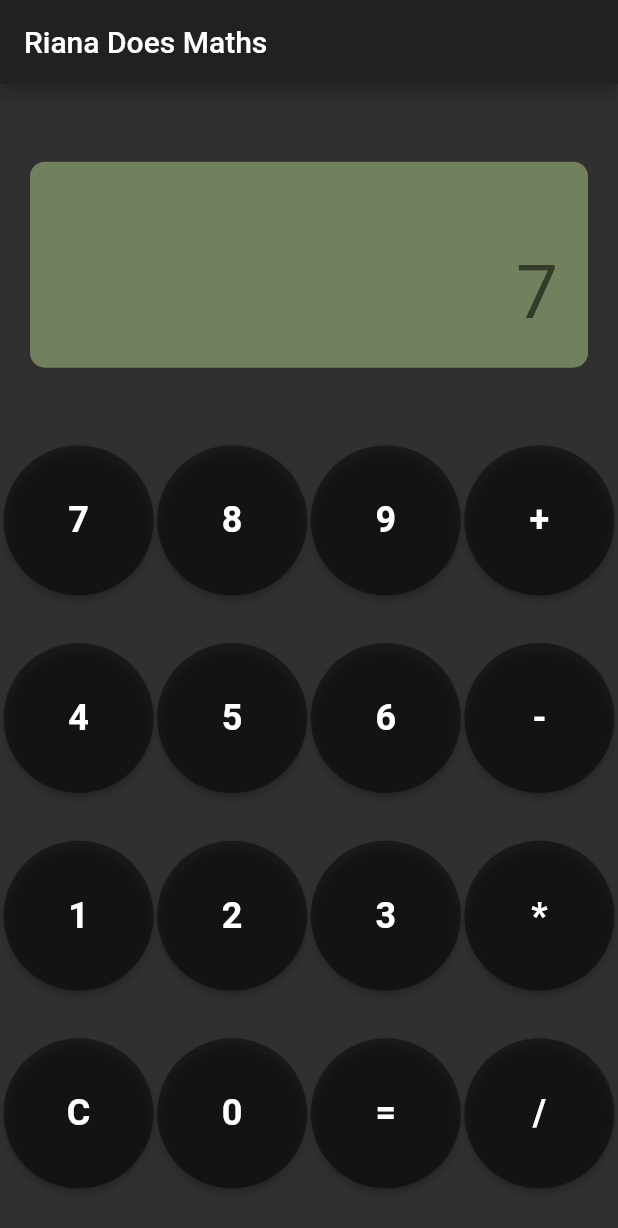
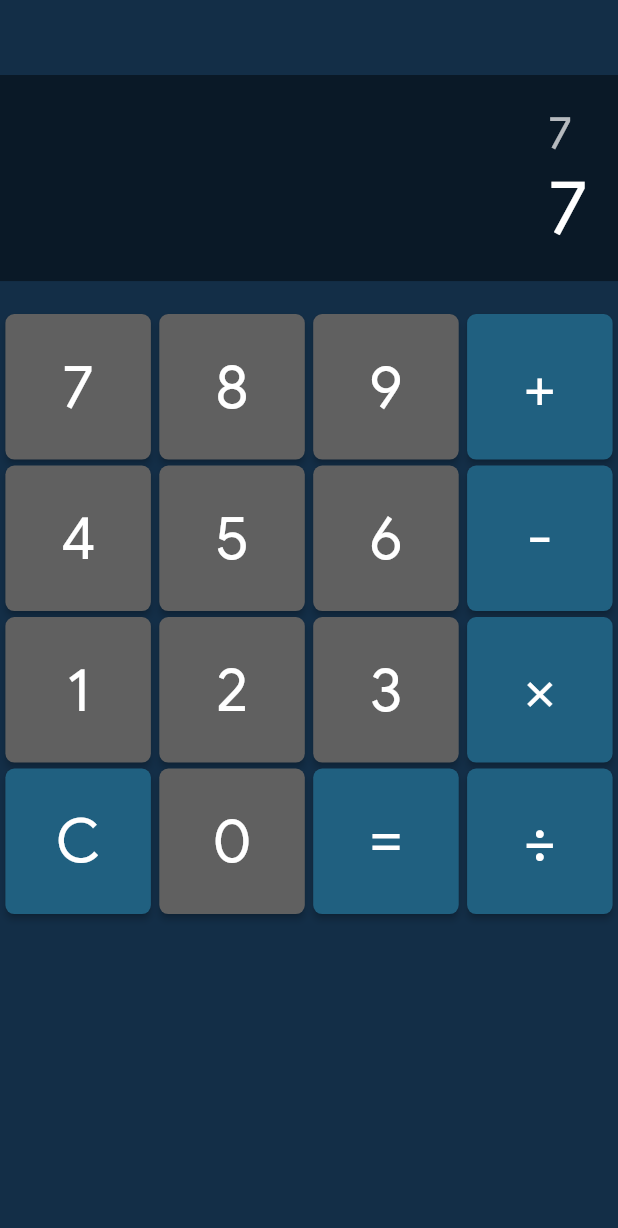
Before and after one commit to rairayy/Flutter-Calculator, a Flutter app: the screen it shows after launch, after a tap on an icon or button, on a phone screen of 412 x 824 dp. Shown: the top 1228 px of the screen. Run offline on Flutter 3.47's test engine with Material 2 defaults, Android fonts, the phone set to English and light mode, and no system bars.

Commit message:
updated calculator design

```diff
--- a/lib/main.dart
+++ b/lib/main.dart
@@ -6,7 +6,7 @@ class MyCalculator extends StatelessWidget {
   @override
   Widget build(BuildContext context) {
     return MaterialApp(
-      theme: ThemeData.dark(),
+      theme: ThemeData(primarySwatch: Colors.teal),
       home: Calculator(),
     );
   }
@@ -28,79 +28,87 @@ class Calculator extends StatefulWidget {
   @override
   _CalculatorState createState() => _CalculatorState();
 }
-
+double size;
 class _CalculatorState extends State<Calculator> {
-  String output = "0";
-  int a = -1, b = -1;
-  String op = "None";
+  String output = "0", full = "", op = "", a_str = "", b_str = "";
 
   @override
-  Widget build(BuildContext context) { // creating the widget
+  Widget build(BuildContext context) {
+    size = (MediaQuery.of(context).size.width / 4)- 2;
     return new Scaffold(
-      appBar: new AppBar(
-        title: new Text("Riana Does Maths")
-      ),
-      body: new Container( //defines the content of the body
+      backgroundColor: Color.fromARGB(255, 19, 46, 71),
+      body: new Container(
         child: Column(
-          mainAxisAlignment: MainAxisAlignment.spaceEvenly,
           children: <Widget>[
             // displaying stuff
             Container(
-              color: Colors.transparent,
-              child: new Container(
-                margin: EdgeInsets.all(20),
-                padding: EdgeInsets.all(20),
-                constraints: BoxConstraints.expand(
-                  height: Theme.of(context).textTheme.display1.fontSize * 1.1 + 100.0,
-                ),
-                decoration: new BoxDecoration(
-                  color: new Color.fromRGBO(113, 128, 93, 100),
-                  borderRadius: new BorderRadius.all(Radius.circular(10))
-                ),
+              margin: EdgeInsets.only( top: 50, bottom:20 ),
+                padding: EdgeInsets.only(right: 20, top: 20),
+                constraints: BoxConstraints.expand(height: Theme.of(context).textTheme.display1.fontSize * 1.1 + 100.0),
+                decoration: new BoxDecoration(color: Colors.black45),
                 alignment: Alignment.bottomRight,
-                child: Text("$output",
+                child: Column(
+                  crossAxisAlignment: CrossAxisAlignment.start,
+                  children: <Widget>[
+                    Text("$full",
                       style: TextStyle(
-                    fontSize: 50.0,
-                    color: Colors.black54
+                        fontFamily: 'GoogleSansRegular',
+                        color: Colors.white70,
+                        fontSize: 30
                       ),
                       textAlign: TextAlign.right,
                     ),
+                    Text("$output",
+                      style: TextStyle(
+                        fontFamily: 'GoogleSansRegular',
+                        color: Colors.white,
+                        fontSize: 50
+                      ),
+                      textAlign: TextAlign.right,
+                    )
+                  ],
                 )
             ),
+
+            // buttons
+            Column(
+              children: <Widget>[
                 Row(
                   mainAxisAlignment: MainAxisAlignment.spaceEvenly,
                   children: <Widget>[
-                _button("7", _setval, 7),
-                _button("8", _setval, 8),
-                _button("9", _setval, 9),
-                _button("+", _arg, 0)
+                    _button("7", _setval, 7, false),
+                    _button("8", _setval, 8, false),
+                    _button("9", _setval, 9, false),
+                    _button("+", _arg, 0, true)
                   ],
                 ),
                 Row(
                   mainAxisAlignment: MainAxisAlignment.spaceEvenly,
                   children: <Widget>[
-                _button("4", _setval, 4),
-                _button("5", _setval, 5),
-                _button("6", _setval, 6),
-                _button("-", _arg, 1)
+                    _button("4", _setval, 4, false),
+                    _button("5", _setval, 5, false),
+                    _button("6", _setval, 6, false),
+                    _button("-", _arg, 1, true)
                   ],
                 ),
                 Row(
                   mainAxisAlignment: MainAxisAlignment.spaceEvenly,
                   children: <Widget>[
-                _button("1", _setval, 1),
-                _button("2", _setval, 2),
-                _button("3", _setval, 3),
-                _button("*", _arg, 2)
+                    _button("1", _setval, 1, false),
+                    _button("2", _setval, 2, false),
+                    _button("3", _setval, 3, false),
+                    _button("×", _arg, 2, true)
                   ],
                 ),
                 Row(
                   mainAxisAlignment: MainAxisAlignment.spaceEvenly,
                   children: <Widget>[
-                _button("C", _clear, 0),
-                _button("0", _setval, 0),
-                _button("=", _disp, 0),
-                _button("/", _arg, 3)
+                    _button("C", _clear, 0, true),
+                    _button("0", _setval, 0, false),
+                    _button("=", _disp, 0, true),
+                    _button("÷", _arg, 3, true)
+                  ],
+                )
               ],
             )
           ],
@@ -111,12 +119,14 @@ class _CalculatorState extends State<Calculator> {
 
   void _clear(int val) {
     setState((){
-      a = b = -1;
+      a_str = b_str = full = "";
       output = "0";
     });
   }
 
   void _disp(int val) {
+    int a = int.parse(a_str);
+    int b = int.parse(b_str);
     if( a != -1 && b != -1 ) {
       int ans = 0;
       if( op == "add") ans = a+b;
@@ -125,50 +135,63 @@ class _CalculatorState extends State<Calculator> {
       else if( op == "div") ans = a~/b;
       setState((){
         output = ans.toString();
-        a = b = -1;
+        a_str = b_str = full = "";
       });
     }
   }
 
   void _arg(int val) {
-    String arg = "";
-    if( val == 0 ) arg = "add";
-    else if( val == 1 ) arg = "sub";
-    else if ( val == 2 ) arg = "mul";
-    else if ( val == 3 ) arg = "div";
+    String arg = "", cmd = "";
+    if( val == 0 ) {arg = "add"; cmd = "+";}
+    else if( val == 1 ) {arg = "sub"; cmd = "-";}
+    else if ( val == 2 ) {arg = "mul"; cmd = "×";}
+    else if ( val == 3 ) {arg = "div"; cmd = "÷";}
     setState((){
       op = arg;
+      full += " "+cmd+" ";
+      output = "";
     });
   }
 
   void _setval(int val) {
-    if( a == -1 ) {
+    String val_str = val.toString();
+    if( op == "" ) {
       setState((){
-        a = val;
-        output = a.toString();
+        a_str += val_str;
       });
-    } else if ( a != -1 && op != "None" ) {
+    } else {
       setState((){
-        b = val;
-        output = b.toString();
+        b_str += val_str;
       });
     }
+    if( output == "0" ) setState((){output = val_str;});
+    else setState((){output += val_str;});
+    setState((){full += val_str;});
   }
 }
 
-Widget _button (String number, Function(int) f, int val) {
-  return MaterialButton(
-    shape: new CircleBorder(),
-    height: 100.0,
-    minWidth: 100.0,
+Widget _button (String number, Function(int) f, int val, bool func ) {
+  Color clr = Colors.white;
+  if( func ) clr = Color.fromARGB(255, 32, 96, 128);
+  else clr = Color.fromARGB(255, 96, 96, 96);
+  return Container(
+    padding: EdgeInsets.all(2),
+    width: size,
+    height: size,
+    child: RaisedButton(
+      shape: RoundedRectangleBorder(borderRadius: BorderRadius.circular(6)),
+      elevation: 2,
       child: Text(number,
-      style: TextStyle(fontWeight: FontWeight.bold, fontSize: 24.0)
+        style: TextStyle(
+          fontFamily: 'GoogleSansRegular',
+          fontSize: 40.0
+        )
       ),
       textColor: Colors.white,
-    color: Colors.black45,
+      color: clr,
       onPressed: () {
-      print(val);
         f(val);
-    } // to pay respect
+      }
+    )
   );
 }
--- a/pubspec.yaml
+++ b/pubspec.yaml
@@ -70,3 +70,8 @@ flutter:
   #
   # For details regarding fonts from package dependencies,
   # see https://flutter.dev/custom-fonts/#from-packages
+
+  fonts:
+  - family: GoogleSansRegular
+    fonts:
+    - asset: assets/GoogleSansRegular.ttf
```
Also changed, not shown: assets/GoogleSansRegular.ttf (added). Lines whose indentation alone changed are shown as unchanged.
